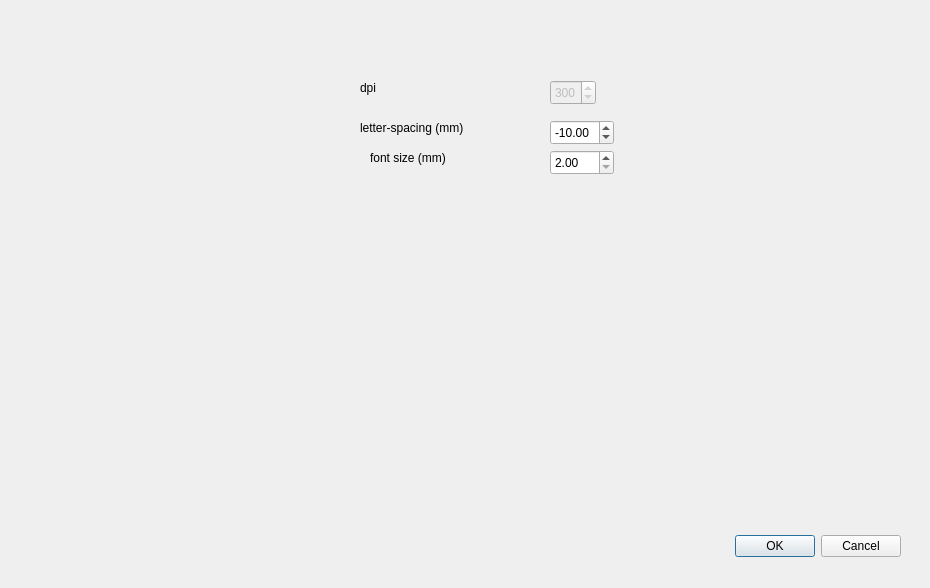
This is preferencesdialog.ui in aizenbit/Scribbler as Qt 5 draws it before an edit. The edited form follows.
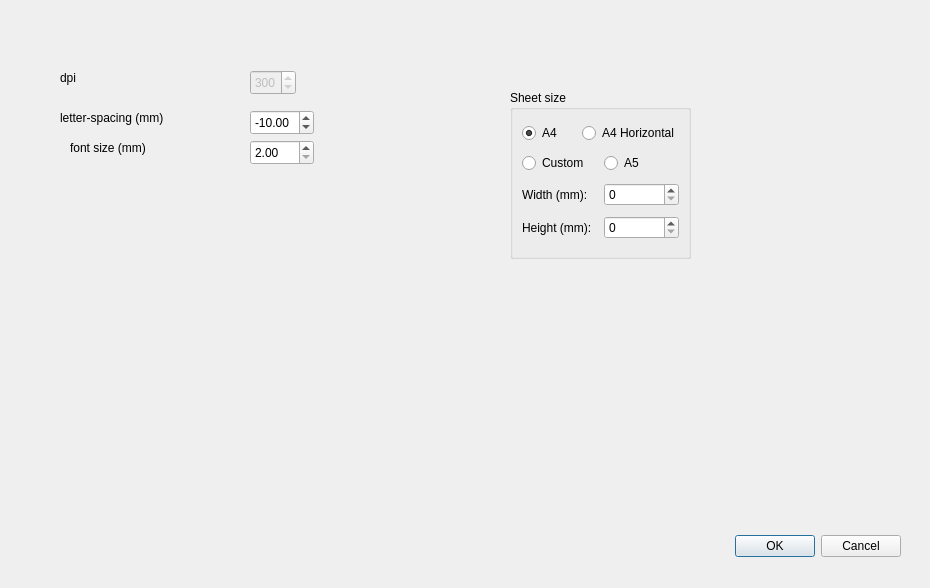
This is the edited form.

Commit message: add ability to change sheet size

The edit to the form file:
```diff
--- a/preferencesdialog.ui
+++ b/preferencesdialog.ui
@@ -35,8 +35,8 @@
    </property>
    <property name="geometry">
     <rect>
-     <x>550</x>
-     <y>80</y>
+     <x>250</x>
+     <y>70</y>
      <width>46</width>
      <height>25</height>
     </rect>
@@ -54,8 +54,8 @@
   <widget class="QDoubleSpinBox" name="letterSpacingSpinBox">
    <property name="geometry">
     <rect>
-     <x>550</x>
-     <y>120</y>
+     <x>250</x>
+     <y>110</y>
      <width>64</width>
      <height>25</height>
     </rect>
@@ -73,8 +73,8 @@
   <widget class="QLabel" name="label">
    <property name="geometry">
     <rect>
-     <x>360</x>
-     <y>80</y>
+     <x>60</x>
+     <y>70</y>
      <width>55</width>
      <height>16</height>
     </rect>
@@ -86,8 +86,8 @@
   <widget class="QLabel" name="label_2">
    <property name="geometry">
     <rect>
-     <x>360</x>
-     <y>120</y>
+     <x>60</x>
+     <y>110</y>
      <width>121</width>
      <height>16</height>
     </rect>
@@ -99,8 +99,8 @@
   <widget class="QLabel" name="label_3">
    <property name="geometry">
     <rect>
-     <x>370</x>
-     <y>150</y>
+     <x>70</x>
+     <y>140</y>
      <width>91</width>
      <height>16</height>
     </rect>
@@ -112,8 +112,8 @@
   <widget class="QDoubleSpinBox" name="fontSizeSpinBox">
    <property name="geometry">
     <rect>
-     <x>550</x>
-     <y>150</y>
+     <x>250</x>
+     <y>140</y>
      <width>64</width>
      <height>25</height>
     </rect>
@@ -125,6 +125,96 @@
     <double>999.990000000000009</double>
    </property>
   </widget>
+  <widget class="QGroupBox" name="groupBox">
+   <property name="geometry">
+    <rect>
+     <x>510</x>
+     <y>90</y>
+     <width>181</width>
+     <height>169</height>
+    </rect>
+   </property>
+   <property name="title">
+    <string>Sheet size</string>
+   </property>
+   <layout class="QVBoxLayout" name="verticalLayout">
+    <item>
+     <layout class="QHBoxLayout" name="horizontalLayout_3">
+      <item>
+       <widget class="QRadioButton" name="A4RadioButton">
+        <property name="text">
+         <string>A4</string>
+        </property>
+        <property name="checked">
+         <bool>true</bool>
+        </property>
+       </widget>
+      </item>
+      <item>
+       <widget class="QRadioButton" name="A4HRadioButton">
+        <property name="text">
+         <string>A4 Horizontal</string>
+        </property>
+       </widget>
+      </item>
+     </layout>
+    </item>
+    <item>
+     <layout class="QHBoxLayout" name="horizontalLayout_4">
+      <item>
+       <widget class="QRadioButton" name="CustomRadioButton">
+        <property name="text">
+         <string>Custom</string>
+        </property>
+       </widget>
+      </item>
+      <item>
+       <widget class="QRadioButton" name="A5RadioButton">
+        <property name="text">
+         <string>A5</string>
+        </property>
+       </widget>
+      </item>
+     </layout>
+    </item>
+    <item>
+     <layout class="QHBoxLayout" name="horizontalLayout">
+      <item>
+       <widget class="QLabel" name="label_4">
+        <property name="text">
+         <string>Width (mm):</string>
+        </property>
+       </widget>
+      </item>
+      <item>
+       <widget class="QSpinBox" name="sheetWidthSpinBox">
+        <property name="maximum">
+         <number>999</number>
+        </property>
+       </widget>
+      </item>
+     </layout>
+    </item>
+    <item>
+     <layout class="QHBoxLayout" name="horizontalLayout_2">
+      <item>
+       <widget class="QLabel" name="label_5">
+        <property name="text">
+         <string>Height (mm):</string>
+        </property>
+       </widget>
+      </item>
+      <item>
+       <widget class="QSpinBox" name="sheetHeightSpinBox">
+        <property name="maximum">
+         <number>999</number>
+        </property>
+       </widget>
+      </item>
+     </layout>
+    </item>
+   </layout>
+  </widget>
  </widget>
  <resources/>
  <connections>
```
The commit also changes 6 other files.
